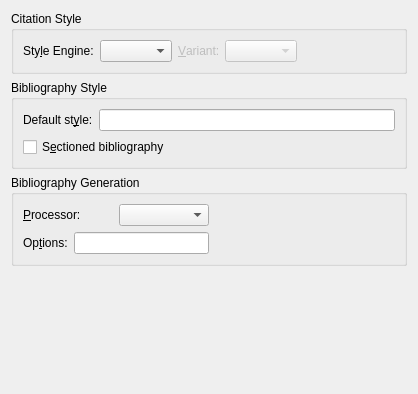
Old version of the form src/frontends/qt4/ui/BiblioUi.ui in the repository cburschka/lyx.
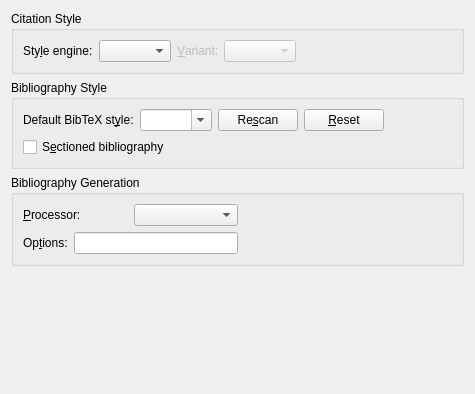
New version of the form.

Commit message:
Rework default bibliography style UI
* Use a combo with all available styles
* Correctly reset default on engine change
* Consider that EngineTypes might have different defaults

```diff
--- a/src/frontends/qt4/ui/BiblioUi.ui
+++ b/src/frontends/qt4/ui/BiblioUi.ui
@@ -6,7 +6,7 @@
    <rect>
     <x>0</x>
     <y>0</y>
-    <width>418</width>
+    <width>475</width>
     <height>394</height>
    </rect>
   </property>
@@ -46,7 +46,7 @@
            <string/>
           </property>
           <property name="text">
-           <string>Sty&amp;le Engine:</string>
+           <string>Sty&amp;le engine:</string>
           </property>
           <property name="buddy">
            <cstring>citeEngineCO</cstring>
@@ -116,27 +116,6 @@
       <bool>true</bool>
      </property>
      <layout class="QGridLayout" name="gridLayout_1">
-      <item row="0" column="0">
-       <layout class="QHBoxLayout" name="horizontalLayout_1">
-        <item>
-         <widget class="QLabel" name="bibtexStyleLA">
-          <property name="text">
-           <string>Default st&amp;yle:</string>
-          </property>
-          <property name="buddy">
-           <cstring>bibtexStyleLE</cstring>
-          </property>
-         </widget>
-        </item>
-        <item>
-         <widget class="QLineEdit" name="bibtexStyleLE">
-          <property name="toolTip">
-           <string>Define the default BibTeX style</string>
-          </property>
-         </widget>
-        </item>
-       </layout>
-      </item>
       <item row="1" column="0">
        <widget class="QCheckBox" name="bibtopicCB">
         <property name="toolTip">
@@ -147,6 +126,63 @@
         </property>
        </widget>
       </item>
+      <item row="0" column="0">
+       <layout class="QHBoxLayout" name="horizontalLayout_1">
+        <item>
+         <widget class="QLabel" name="bibtexStyleLA">
+          <property name="text">
+           <string>Default BibTeX st&amp;yle:</string>
+          </property>
+          <property name="buddy">
+           <cstring>defaultBiblioCO</cstring>
+          </property>
+         </widget>
+        </item>
+        <item>
+         <widget class="QComboBox" name="defaultBiblioCO">
+          <property name="toolTip">
+           <string>Here, you can define a BibTeX style that is suggested in the BibTeX dialog by default</string>
+          </property>
+          <property name="editable">
+           <bool>true</bool>
+          </property>
+         </widget>
+        </item>
+        <item>
+         <widget class="QPushButton" name="rescanBibliosPB">
+          <property name="toolTip">
+           <string>Rescan style files</string>
+          </property>
+          <property name="text">
+           <string>Re&amp;scan</string>
+          </property>
+         </widget>
+        </item>
+        <item>
+         <widget class="QPushButton" name="resetDefaultBiblioPB">
+          <property name="toolTip">
+           <string>Reset to the preset default</string>
+          </property>
+          <property name="text">
+           <string>&amp;Reset</string>
+          </property>
+         </widget>
+        </item>
+       </layout>
+      </item>
+      <item row="0" column="1">
+       <spacer name="horizontalSpacer_2">
+        <property name="orientation">
+         <enum>Qt::Horizontal</enum>
+        </property>
+        <property name="sizeHint" stdset="0">
+         <size>
+          <width>40</width>
+          <height>20</height>
+         </size>
+        </property>
+       </spacer>
+      </item>
      </layout>
     </widget>
    </item>
```
The commit also changes 10 other files.
